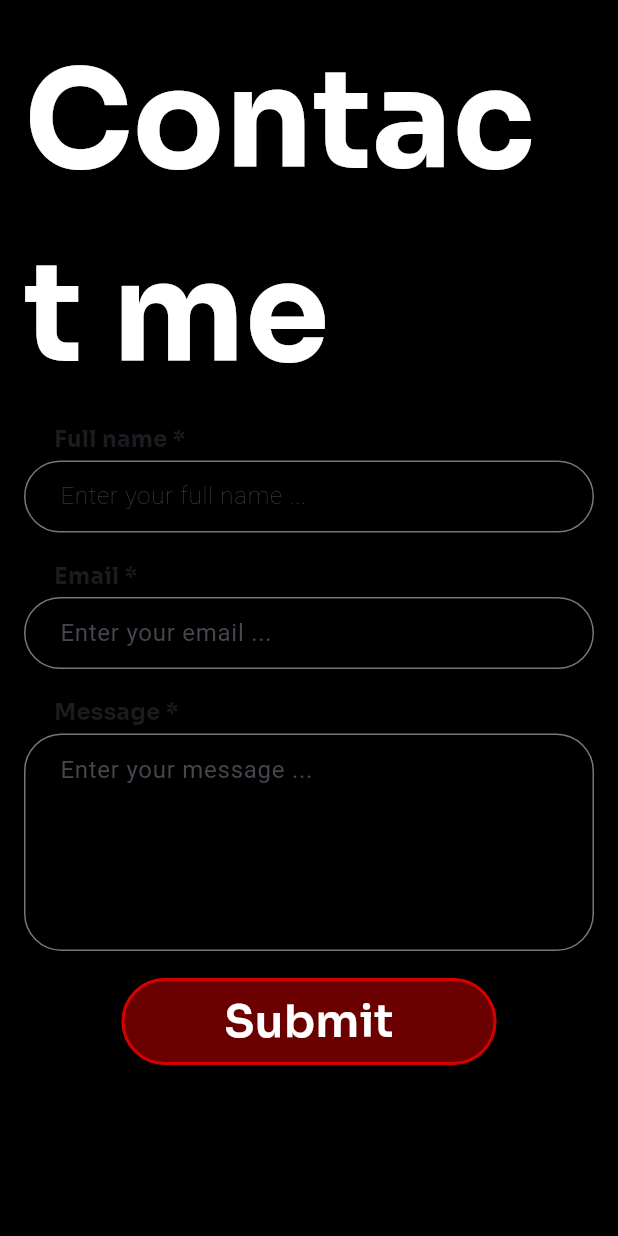
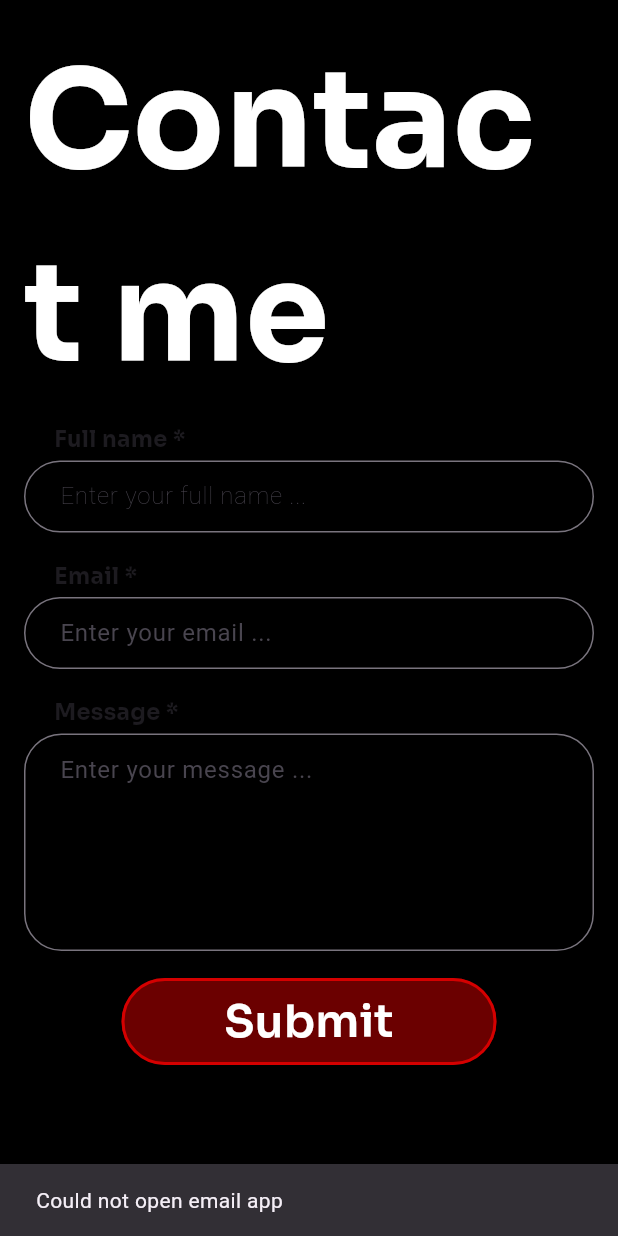
Before and after one commit to redredcode/reds_web_portfolio, a Flutter app: the ContactMeSection widget shown alone on an empty page, opened directly, after a tap on "Submit", on a phone screen of 412 x 824 dp. Run offline on Flutter 3.47's test engine with Material 3 defaults, Android fonts, the phone set to English and light mode, and no system bars; our stand-ins replace google_fonts; missing offline and left inert: dart:js.

Commit message:
Make the Contact Me Section functional

```diff
--- a/lib/all_sections/contact_me_section.dart
+++ b/lib/all_sections/contact_me_section.dart
@@ -1,12 +1,45 @@
 import 'package:flutter/material.dart';
 import 'package:google_fonts/google_fonts.dart';
+import 'package:url_launcher/url_launcher.dart';
 
 import '../widgets/custom_button.dart';
 
-class ContactMeSection extends StatelessWidget {
+class ContactMeSection extends StatefulWidget {
   const ContactMeSection({super.key});
 
-  // todo: Add controllers to the text fields
+  @override
+  State<ContactMeSection> createState() => _ContactMeSectionState();
+}
+
+class _ContactMeSectionState extends State<ContactMeSection> {
+  final TextEditingController _nameTEController = TextEditingController();
+  final TextEditingController _emailTEController = TextEditingController();
+  final TextEditingController _messageTEController = TextEditingController();
+
+  void _sendEmail() async {
+    final String name = Uri.encodeComponent(_nameTEController.text);
+    final String email = Uri.encodeComponent(_emailTEController.text);
+    final String message = Uri.encodeComponent(_messageTEController.text);
+
+    const String myEmail = 'thebigredbhyiyan@gmail.com';
+
+    final Uri emailUri = Uri.parse(
+      'mailto:$myEmail?subject=Contact Request from $name&body=Name: $name\nEmail: $email\n\n$message'
+    );
+
+    if (await canLaunchUrl(emailUri)) {
+      await launchUrl(emailUri);
+    } else {
+      if (mounted) {
+        ScaffoldMessenger.of(context).showSnackBar(
+          const SnackBar(
+            content: Text('Could not open email app'),
+          ),
+        );
+      }
+    }
+  }
+
 
   @override
   Widget build(BuildContext context) {
@@ -47,6 +80,7 @@ class ContactMeSection extends StatelessWidget {
                   ),
                   const SizedBox(height: 4),
                   TextFormField(
+                    controller: _nameTEController,
                     decoration: InputDecoration(
                         hintText: 'Enter your full name ...',
                         hintStyle: const TextStyle(fontWeight: FontWeight.w100),
@@ -73,6 +107,7 @@ class ContactMeSection extends StatelessWidget {
                   ),
                   const SizedBox(height: 4),
                   TextFormField(
+                    controller: _emailTEController,
                     decoration: InputDecoration(
                       hintText: 'Enter your email ...',
                       border: OutlineInputBorder(
@@ -98,6 +133,7 @@ class ContactMeSection extends StatelessWidget {
                   ),
                   const SizedBox(height: 4),
                   TextFormField(
+                    controller: _messageTEController,
                     maxLines: 5,
                     decoration: InputDecoration(
                       hintText: 'Enter your message ...',
@@ -109,7 +145,7 @@ class ContactMeSection extends StatelessWidget {
                     ),
                   ),
                   const SizedBox(height: 18),
-                  CustomButton(buttonName: 'Submit', onPressed: () {})
+                  CustomButton(buttonName: 'Submit', onPressed: _sendEmail,)
                 ],
               ),
             ),
--- a/lib/all_sections/projects_section_desktop.dart
+++ b/lib/all_sections/projects_section_desktop.dart
@@ -15,7 +15,6 @@ class ProjectsSectionDesktop extends StatelessWidget {
   Widget build(BuildContext context) {
     final screenSize = MediaQuery.of(context).size;
     final screenWidth = screenSize.width;
-    final screenHeight = screenSize.height;
 
     return Container(
       padding: const EdgeInsets.fromLTRB(100, 20, 100, 60),
--- a/lib/home_page.dart
+++ b/lib/home_page.dart
@@ -86,7 +86,7 @@ class _MyHomePageState extends State<MyHomePage> {
               const SizedBox(height: 40),
 
               // SKILLS Container
-              const SkillsSection(),
+              SkillsSection(key: navBarKeys[1]),
 
               const GlowingDivider(),
               const SizedBox(height: 40),
--- a/lib/widgets/main_desktop.dart
+++ b/lib/widgets/main_desktop.dart
@@ -53,7 +53,7 @@ class MainDesktop extends StatelessWidget {
                 'Flutter App Developer',
                 style: TextStyle(fontSize: 30),
               ),
-              const SizedBox(height: 16),
+              const SizedBox(height: 30),
               CustomButton(buttonName: 'Contact Me', onPressed: () {  },),
             ],
           ),
```
Also changed, not shown: lib/widgets/main_mobile.dart (+5 -13 lines).
